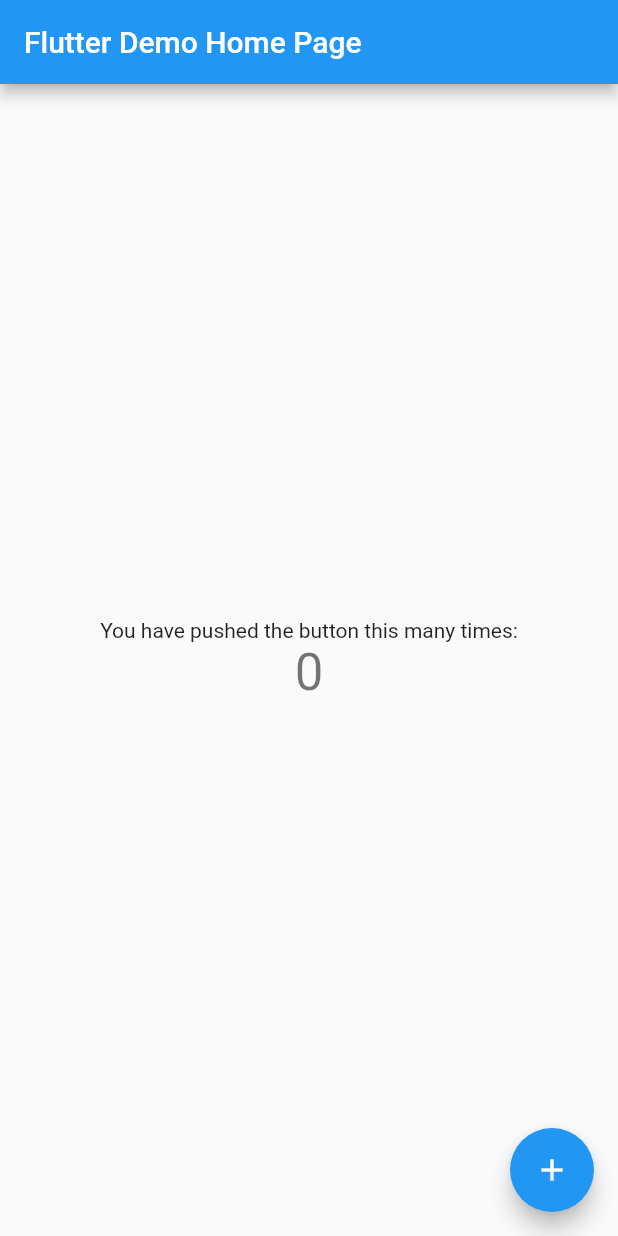
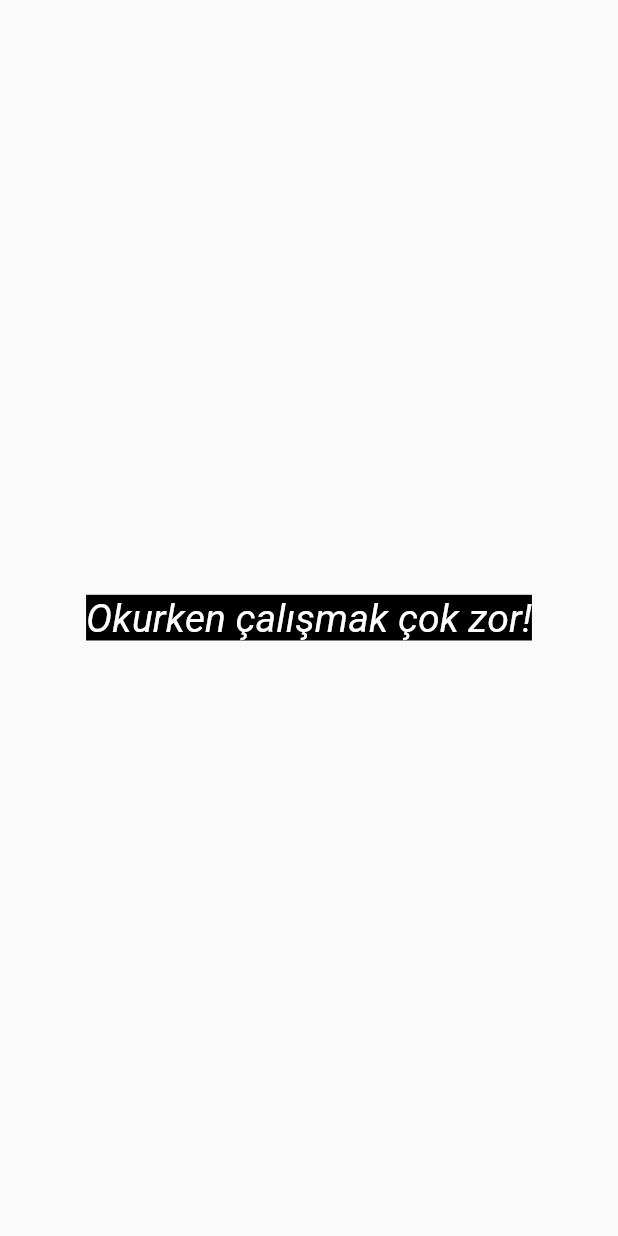
Before and after one commit to baliezgi/work_and_study_app, a Flutter app: the screen it shows after launch, on a phone screen of 412 x 824 dp. Run offline on Flutter 3.47's test engine with Material 2 defaults, Android fonts, the phone set to English and light mode, and no system bars.

Commit message:
I added text_learn_view. Include text widget practice.

```diff
--- /dev/null
+++ b/lib/Container_sized_box_learn.dart
@@ -0,0 +1,15 @@
+import 'package:flutter/material.dart';
+
+
+class ContainerSizedBoxLearn extends StatelessWidget{
+  @override
+  Widget build(BuildContext context) {
+
+  }
+
+
+
+
+
+
+}
--- a/lib/main.dart
+++ b/lib/main.dart
@@ -1,4 +1,5 @@
 import 'package:flutter/material.dart';
+import 'package:work_and_study_app/text_learn_view.dart';
 
 void main() {
   runApp(const MyApp());
@@ -11,105 +12,11 @@
   @override
   Widget build(BuildContext context) {
     return MaterialApp(
-      title: 'Flutter Demo',
+      title: 'To-do App',
       theme: ThemeData(
-        // This is the theme of your application.
-        //
-        // Try running your application with "flutter run". You'll see the
-        // application has a blue toolbar. Then, without quitting the app, try
-        // changing the primarySwatch below to Colors.green and then invoke
-        // "hot reload" (press "r" in the console where you ran "flutter run",
-        // or simply save your changes to "hot reload" in a Flutter IDE).
-        // Notice that the counter didn't reset back to zero; the application
-        // is not restarted.
         primarySwatch: Colors.blue,
       ),
-      home: const MyHomePage(title: 'Flutter Demo Home Page'),
+      home: const TextLearnView(),
     );
   }
 }
-
-class MyHomePage extends StatefulWidget {
-  const MyHomePage({super.key, required this.title});
-
-  // This widget is the home page of your application. It is stateful, meaning
-  // that it has a State object (defined below) that contains fields that affect
-  // how it looks.
-
-  // This class is the configuration for the state. It holds the values (in this
-  // case the title) provided by the parent (in this case the App widget) and
-  // used by the build method of the State. Fields in a Widget subclass are
-  // always marked "final".
-
-  final String title;
-
-  @override
-  State<MyHomePage> createState() => _MyHomePageState();
-}
-
-class _MyHomePageState extends State<MyHomePage> {
-  int _counter = 0;
-
-  void _incrementCounter() {
-    setState(() {
-      // This call to setState tells the Flutter framework that something has
-      // changed in this State, which causes it to rerun the build method below
-      // so that the display can reflect the updated values. If we changed
-      // _counter without calling setState(), then the build method would not be
-      // called again, and so nothing would appear to happen.
-      _counter++;
-    });
-  }
-
-  @override
-  Widget build(BuildContext context) {
-    // This method is rerun every time setState is called, for instance as done
-    // by the _incrementCounter method above.
-    //
-    // The Flutter framework has been optimized to make rerunning build methods
-    // fast, so that you can just rebuild anything that needs updating rather
-    // than having to individually change instances of widgets.
-    return Scaffold(
-      appBar: AppBar(
-        // Here we take the value from the MyHomePage object that was created by
-        // the App.build method, and use it to set our appbar title.
-        title: Text(widget.title),
-      ),
-      body: Center(
-        // Center is a layout widget. It takes a single child and positions it
-        // in the middle of the parent.
-        child: Column(
-          // Column is also a layout widget. It takes a list of children and
-          // arranges them vertically. By default, it sizes itself to fit its
-          // children horizontally, and tries to be as tall as its parent.
-          //
-          // Invoke "debug painting" (press "p" in the console, choose the
-          // "Toggle Debug Paint" action from the Flutter Inspector in Android
-          // Studio, or the "Toggle Debug Paint" command in Visual Studio Code)
-          // to see the wireframe for each widget.
-          //
-          // Column has various properties to control how it sizes itself and
-          // how it positions its children. Here we use mainAxisAlignment to
-          // center the children vertically; the main axis here is the vertical
-          // axis because Columns are vertical (the cross axis would be
-          // horizontal).
-          mainAxisAlignment: MainAxisAlignment.center,
-          children: <Widget>[
-            const Text(
-              'You have pushed the button this many times:',
-            ),
-            Text(
-              '$_counter',
-              style: Theme.of(context).textTheme.headline4,
-            ),
-          ],
-        ),
-      ),
-      floatingActionButton: FloatingActionButton(
-        onPressed: _incrementCounter,
-        tooltip: 'Increment',
-        child: const Icon(Icons.add),
-      ), // This trailing comma makes auto-formatting nicer for build methods.
-    );
-  }
-}
--- /dev/null
+++ b/lib/text_learn_view.dart
@@ -0,0 +1,22 @@
+import 'package:flutter/material.dart';
+
+class TextLearnView extends StatelessWidget {
+  const TextLearnView({super.key});
+
+  @override
+  Widget build(BuildContext context) {
+    return const Scaffold(
+      body: Center(
+        child: Text(
+          'Okurken çalışmak çok zor!',
+          style: TextStyle(
+            backgroundColor: Colors.black,
+            color: Colors.white,
+            fontSize: 26, fontStyle: FontStyle.italic,
+            decorationStyle: TextDecorationStyle.wavy,
+          ),
+        ),
+      ),
+    );
+  }
+}
```
